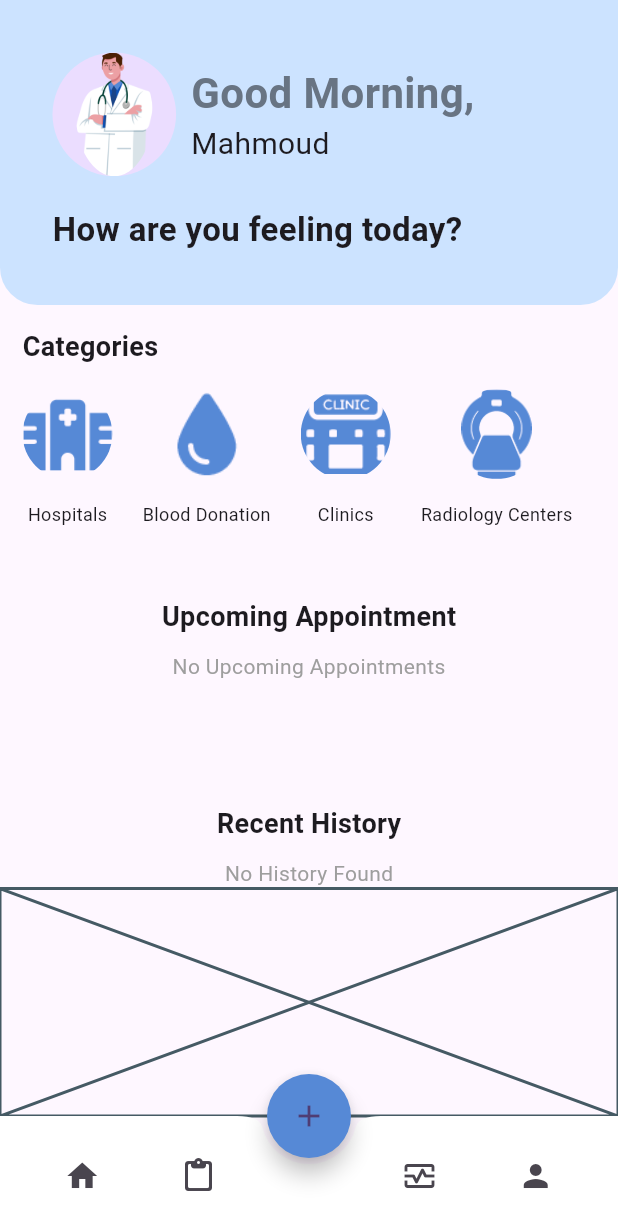
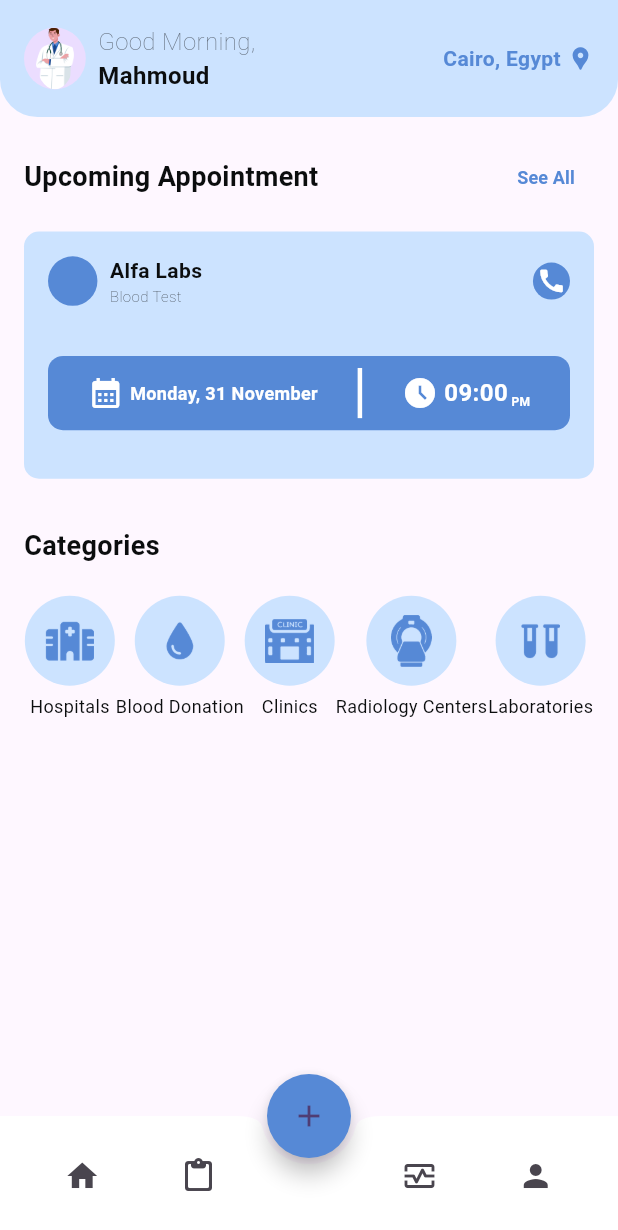
Before and after one commit to Abdullah2615/Moafa, a Flutter app: the HomeScreen screen opened directly, on a phone screen of 412 x 824 dp. Shown: the top 1230 px of the screen. Run offline on Flutter 3.47's test engine with Material 3 defaults, Android fonts, the phone set to English and light mode, and no system bars; our stand-ins replace get.

Commit message:
the molazem

```diff
--- a/UsersApp/lib/main.dart
+++ b/UsersApp/lib/main.dart
@@ -1,4 +1,4 @@
-import 'package:doctor/view/add_pill.dart';
+import 'package:doctor/view/home.dart';
 import 'package:flutter/material.dart';
 import 'package:get/get_navigation/src/root/get_material_app.dart';
 
@@ -18,7 +18,7 @@ class MyApp extends StatelessWidget {
         colorScheme: ColorScheme.fromSeed(seedColor: Colors.deepPurple),
         useMaterial3: true,
       ),
-      home: AddPillScreen(),
+      home: HomeScreen(),
     );
   }
 }
--- a/UsersApp/lib/model/used_styles.dart
+++ b/UsersApp/lib/model/used_styles.dart
@@ -13,10 +13,37 @@ class Mystyles {
       TextStyle(fontSize: 32, color: c, fontWeight: FontWeight.bold);
   static TextStyle notessize(Color c) => TextStyle(color: c, fontSize: 18);
   static TextStyle Datasize(Color c) => TextStyle(fontSize: 20);
-  static TextStyle titlesize(Color c) =>
-      TextStyle(fontSize: 28, color: c, fontWeight: FontWeight.bold);
+
+  static TextStyle semiLight10(Color c) =>
+      TextStyle(fontSize: 10, color: c, fontWeight: FontWeight.w200);
+
+  static TextStyle light16(Color c) =>
+      TextStyle(fontSize: 16, color: c, fontWeight: FontWeight.w100);
+
+  static TextStyle bold12(Color c) =>
+      TextStyle(fontSize: 12, color: c, fontWeight: FontWeight.bold);
+
+  static TextStyle bold8(Color c) =>
+      TextStyle(fontSize: 8, color: c, fontWeight: FontWeight.bold);
+
+  static TextStyle bold14(Color c) =>
+      TextStyle(fontSize: 14, color: c, fontWeight: FontWeight.bold);
+
+  static TextStyle bold16(Color c) =>
+      TextStyle(fontSize: 16, color: c, fontWeight: FontWeight.bold);
+
+  static TextStyle light18(Color c) =>
+      TextStyle(fontSize: 18, color: c, fontWeight: FontWeight.w100);
+
+  static TextStyle bold18(Color c) =>
+      TextStyle(fontSize: 18, color: c, fontWeight: FontWeight.bold);
+
   static TextStyle socialsize(Color c) => TextStyle(
         fontSize: 16,
+        color: c,
+      );
+  static TextStyle smallItemColor(Color c) => TextStyle(
+        fontSize: 12,
         color: c,
       );
   static TextStyle buttonsize(Color c) => TextStyle(
--- a/UsersApp/lib/view/add_pill.dart
+++ b/UsersApp/lib/view/add_pill.dart
@@ -78,7 +78,7 @@ class _PillState extends State<AddPillScreen> {
         ),
         title: Text(
           'Add Pill Schedule',
-          style: Mystyles.titlesize(Mystyles.blackColor),
+          style: Mystyles.bold18(Mystyles.blackColor),
         ),
         centerTitle: true,
       ),
--- a/UsersApp/lib/view/home.dart
+++ b/UsersApp/lib/view/home.dart
@@ -20,6 +20,36 @@ class _HomeScreenState extends State<HomeScreen> {
     ReportsScreen(),
     ProfileScreen(),
   ];
+  // data for the categories
+  List<Map<String?, String?>> theCategoriesData = [
+    {'name': 'Hospitals', 'image': 'assets/Asset 16@10x.png'},
+    {'name': 'Blood Donation', 'image': 'assets/Asset 17@10x.png'},
+    {'name': 'Clinics', 'image': 'assets/Asset 28@10x.png'},
+    {'name': 'Radiology Centers', 'image': 'assets/Asset 27@10x.png'},
+    {'name': 'Laboratories', 'image': 'assets/Asset 30@10x.png'},
+  ];
+
+  Widget categoryItemBuilder(String name, String image) {
+    return Column(
+      children: [
+        Padding(
+          padding: EdgeInsets.symmetric(vertical: 5.0),
+          child: CircleAvatar(
+            minRadius: 30,
+            backgroundColor: Mystyles.cyanColor,
+            child: Image.asset(
+              image,
+              scale: 2.5,
+            ),
+          ),
+        ),
+        Text(
+          name,
+          style: Mystyles.smallItemColor(Mystyles.blackColor),
+        ),
+      ],
+    );
+  }
 
   @override
   Widget build(BuildContext context) {
@@ -34,213 +64,203 @@ class _HomeScreenState extends State<HomeScreen> {
             width: double.infinity,
             decoration: BoxDecoration(
               color: Mystyles.cyanColor,
-              borderRadius: BorderRadius.only(
-                bottomRight: Radius.circular(25),
-                bottomLeft: Radius.circular(25),
+              borderRadius: BorderRadius.vertical(
+                bottom: Radius.circular(25),
               ),
             ),
-            padding: EdgeInsets.all(35),
+            padding: EdgeInsets.all(16),
             child: Column(
               crossAxisAlignment: CrossAxisAlignment.start,
               children: [
                 Row(
                   children: [
+                    // profile pic
                     CircleAvatar(
-                      radius: screenWidth * 0.1,
+                      radius: screenWidth * 0.05,
                       child: ClipOval(
                         child: Image.asset("assets/Asset 11@10x.png"),
                       ),
                     ),
-                    SizedBox(width: 10),
+                    SizedBox(width: screenWidth * 0.02),
+                    // Greeting + name
                     Column(
                       crossAxisAlignment: CrossAxisAlignment.start,
                       children: [
                         Text("Good Morning,",
-                            style: Mystyles.titlesize(Mystyles.grey)),
+                            style: Mystyles.light16(Mystyles.grey)),
                         Text("Mahmoud",
-                            style: Mystyles.Datasize(Mystyles.blackColor)),
+                            style: Mystyles.bold16(Mystyles.blackColor)),
                       ],
                     ),
+                    const Spacer(),
+                    // the location
+                    Text(
+                      'Cairo, Egypt',
+                      style: Mystyles.bold14(Mystyles.maybeCyanColor),
+                    ),
+                    SizedBox(width: screenWidth * 0.01),
+
+                    Icon(
+                      Icons.location_pin,
+                      color: Mystyles.maybeCyanColor,
+                      size: 18,
+                    )
                   ],
                 ),
-                SizedBox(height: 20),
-                Text(
-                  "How are you feeling today?",
-                  style: TextStyle(
-                    fontSize: 22,
-                    fontWeight: FontWeight.bold,
+              ],
+            ),
+          ),
+
+          // The Upcoming appointment part
+
+          Padding(
+            padding: EdgeInsets.all(16.0),
+            child: Column(
+              children: [
+                // the title
+                Row(
+                  mainAxisAlignment: MainAxisAlignment.spaceBetween,
+                  children: [
+                    Text(
+                      'Upcoming Appointment',
+                      style: Mystyles.bold18(Mystyles.blackColor),
+                    ),
+                    TextButton(
+                        onPressed: () {},
+                        child: Text(
+                          'See All',
+                          style: Mystyles.bold12(Mystyles.maybeCyanColor),
+                        ))
+                  ],
+                ),
+                SizedBox(
+                  height: screenWidth * 0.03,
+                ),
+                // the card
+                Container(
+                  height: screenHeight * 0.20,
+                  padding: EdgeInsets.all(16.0),
+                  decoration: BoxDecoration(
+                      color: Mystyles.cyanColor,
+                      borderRadius: BorderRadius.circular(10.0)),
+                  child: Column(
+                    children: [
+                      // top part
+                      Row(
+                        children: [
+                          CircleAvatar(
+                            backgroundColor: Mystyles.maybeCyanColor,
+                            radius: screenWidth * 0.04,
+                          ),
+                          SizedBox(
+                            width: screenWidth * 0.02,
+                          ),
+                          Column(
+                            crossAxisAlignment: CrossAxisAlignment.start,
+                            children: [
+                              Text(
+                                'Alfa Labs',
+                                style: Mystyles.bold14(Mystyles.blackColor),
+                              ),
+                              Text(
+                                'Blood Test',
+                                style:
+                                    Mystyles.semiLight10(Mystyles.blackColor),
+                              )
+                            ],
+                          ),
+                          const Spacer(),
+                          CircleAvatar(
+                            backgroundColor: Mystyles.maybeCyanColor,
+                            radius: screenWidth * 0.03,
+                            child: Icon(
+                              Icons.call,
+                              color: Mystyles.whiteColor,
+                              size: 20,
+                            ),
+                          ),
+                        ],
+                      ),
+                      SizedBox(
+                        height: screenHeight * 0.04,
+                      ),
+                      Container(
+                        height: screenHeight * 0.06,
+                        decoration: BoxDecoration(
+                            borderRadius: BorderRadius.circular(10.0),
+                            color: Mystyles.maybeCyanColor),
+                        child: Row(
+                          children: [
+                            const Spacer(),
+                            Icon(
+                              Icons.calendar_month,
+                              color: Mystyles.whiteColor,
+                            ),
+                            SizedBox(
+                              width: screenWidth * 0.01,
+                            ),
+                            Text(
+                              'Monday, 31 November',
+                              style: Mystyles.bold12(Mystyles.whiteColor),
+                            ),
+                            const Spacer(),
+                            Container(
+                              width: 3,
+                              color: Mystyles.whiteColor,
+                              margin: EdgeInsets.symmetric(vertical: 8),
+                            ),
+                            const Spacer(),
+                            Icon(
+                              Icons.access_time_filled,
+                              color: Mystyles.whiteColor,
+                            ),
+                            SizedBox(
+                              width: screenWidth * 0.01,
+                            ),
+                            Row(
+                              crossAxisAlignment: CrossAxisAlignment.end,
+                              children: [
+                                Text(
+                                  '09:00',
+                                  style: Mystyles.bold16(Mystyles.whiteColor),
+                                ),
+                                Text(
+                                  ' PM',
+                                  style: Mystyles.bold8(Mystyles.whiteColor),
+                                )
+                              ],
+                            ),
+                            const Spacer(),
+                          ],
+                        ),
+                      )
+                    ],
                   ),
-                ),
+                )
               ],
             ),
           ),
 
           // Categories Section
           Padding(
-            padding: const EdgeInsets.all(15.0),
+            padding: const EdgeInsets.all(16.0),
             child: Column(
               crossAxisAlignment: CrossAxisAlignment.start,
               children: [
-                Text(
-                  "Categories",
-                  style: TextStyle(
-                    fontSize: 18,
-                    fontWeight: FontWeight.bold,
-                  ),
-                ),
+                Text("Categories", style: Mystyles.bold18(Mystyles.blackColor)),
                 SizedBox(height: 15),
                 SizedBox(
                   height: screenHeight * 0.15,
-                  child: ListView(
-                    scrollDirection: Axis.horizontal,
-                    children: [
-                      InkWell(
-                        onTap: () {
-                          print("Hospitals tapped");
-                        },
-                        child: Column(
-                          children: [
-                            ClipOval(
-                              child: Image.asset(
-                                'assets/Asset 16@10x.png',
-                                width: 60,
-                                height: 60,
-                                fit: BoxFit.contain,
-                              ),
-                            ),
-                            SizedBox(height: 15),
-                            Text("Hospitals", style: TextStyle(fontSize: 12)),
-                          ],
-                        ),
-                      ),
-                      SizedBox(width: 20),
-                      InkWell(
-                        onTap: () {
-                          Navigator.push(
-                              context,
-                              MaterialPageRoute(
-                                  builder: (context) =>
-                                      AddPillScreen())); // Example navigation
-                        },
-                        child: Column(
-                          children: [
-                            ClipOval(
-                              child: Image.asset(
-                                'assets/Asset 17@10x.png',
-                                width: 60,
-                                height: 60,
-                                fit: BoxFit.contain,
-                              ),
-                            ),
-                            SizedBox(height: 15),
-                            Text("Blood Donation",
-                                style: TextStyle(fontSize: 12)),
-                          ],
-                        ),
-                      ),
-                      SizedBox(width: 20),
-                      InkWell(
-                        onTap: () {
-                          print("Clinics tapped");
-                        },
-                        child: Column(
-                          children: [
-                            ClipOval(
-                              child: Image.asset(
-                                'assets/Asset 28@10x.png',
-                                width: 60,
-                                height: 60,
-                                fit: BoxFit.contain,
-                              ),
-                            ),
-                            SizedBox(height: 15),
-                            Text("Clinics", style: TextStyle(fontSize: 12)),
-                          ],
-                        ),
-                      ),
-                      SizedBox(width: 20),
-                      InkWell(
-                        onTap: () {
-                          print("Radiology Centers tapped");
-                        },
-                        child: Column(
-                          children: [
-                            ClipOval(
-                              child: Image.asset(
-                                'assets/Asset 27@10x.png',
-                                width: 60,
-                                height: 60,
-                                fit: BoxFit.contain,
-                              ),
-                            ),
-                            SizedBox(height: 15),
-                            Text("Radiology Centers",
-                                style: TextStyle(fontSize: 12)),
-                          ],
-                        ),
-                      ),
-                      SizedBox(width: 20),
-                      InkWell(
-                        onTap: () {
-                          print("Laboratories tapped");
-                        },
-                        child: Column(
-                          children: [
-                            ClipOval(
-                              child: Image.asset(
-                                'assets/Asset 30@10x.png',
-                                width: 60,
-                                height: 60,
-                                fit: BoxFit.contain,
-                              ),
-                            ),
-                            SizedBox(height: 15),
-                            Text("Laboratories",
-                                style: TextStyle(fontSize: 12)),
-                          ],
-                        ),
-                      ),
-                    ],
-                  ),
+                  child: Row(
+                      mainAxisAlignment: MainAxisAlignment.spaceEvenly,
+                      children: List.generate(
+                          theCategoriesData.length,
+                          (index) => categoryItemBuilder(
+                              theCategoriesData[index]['name']!,
+                              theCategoriesData[index]['image']!))),
                 ),
               ],
             ),
-          ),
-          Center(
-            child: Column(
-              children: [
-                Text(
-                  "Upcoming Appointment",
-                  style: TextStyle(
-                    fontSize: 18,
-                    fontWeight: FontWeight.bold,
-                  ),
-                ),
-                SizedBox(height: 10),
-                Text(
-                  "No Upcoming Appointments",
-                  style: TextStyle(color: Colors.grey),
-                ),
-                SizedBox(height: screenHeight * 0.1),
-                Text(
-                  "Recent History",
-                  style: TextStyle(
-                    fontSize: 18,
-                    fontWeight: FontWeight.bold,
-                  ),
-                ),
-                SizedBox(height: 10),
-                Text(
-                  "No History Found",
-                  style: TextStyle(color: Colors.grey),
-                ),
-              ],
-            ),
-          ),
-
-          // Main View Section
-          Expanded(
-            child: views[currentIndex],
           ),
         ],
       ),
--- a/UsersApp/lib/view/profile.dart
+++ b/UsersApp/lib/view/profile.dart
@@ -127,7 +127,7 @@ class _ProfileScreenState extends State<ProfileScreen> {
             alignment: Alignment.center,
             children: [
               Icon(Icons.water_drop, size: 70, color: Mystyles.blueColor),
-              Text("A+", style: Mystyles.titlesize(Mystyles.whiteColor)),
+              Text("A+", style: Mystyles.bold18(Mystyles.whiteColor)),
             ],
           ),
         ],
--- a/UsersApp/lib/view/reusable/textFieldsLoginSignup.dart
+++ b/UsersApp/lib/view/reusable/textFieldsLoginSignup.dart
@@ -25,6 +25,7 @@ Widget myFormField(
               ),
               suffixIcon: IconButton(
                 icon: Icon(
+                  // ignore: dead_code
                   _isPasswordVisible ? Icons.visibility : Icons.visibility_off,
                   color: Colors.grey,
                 ),
```
Also changed, not shown: UsersApp/pubspec.lock.
